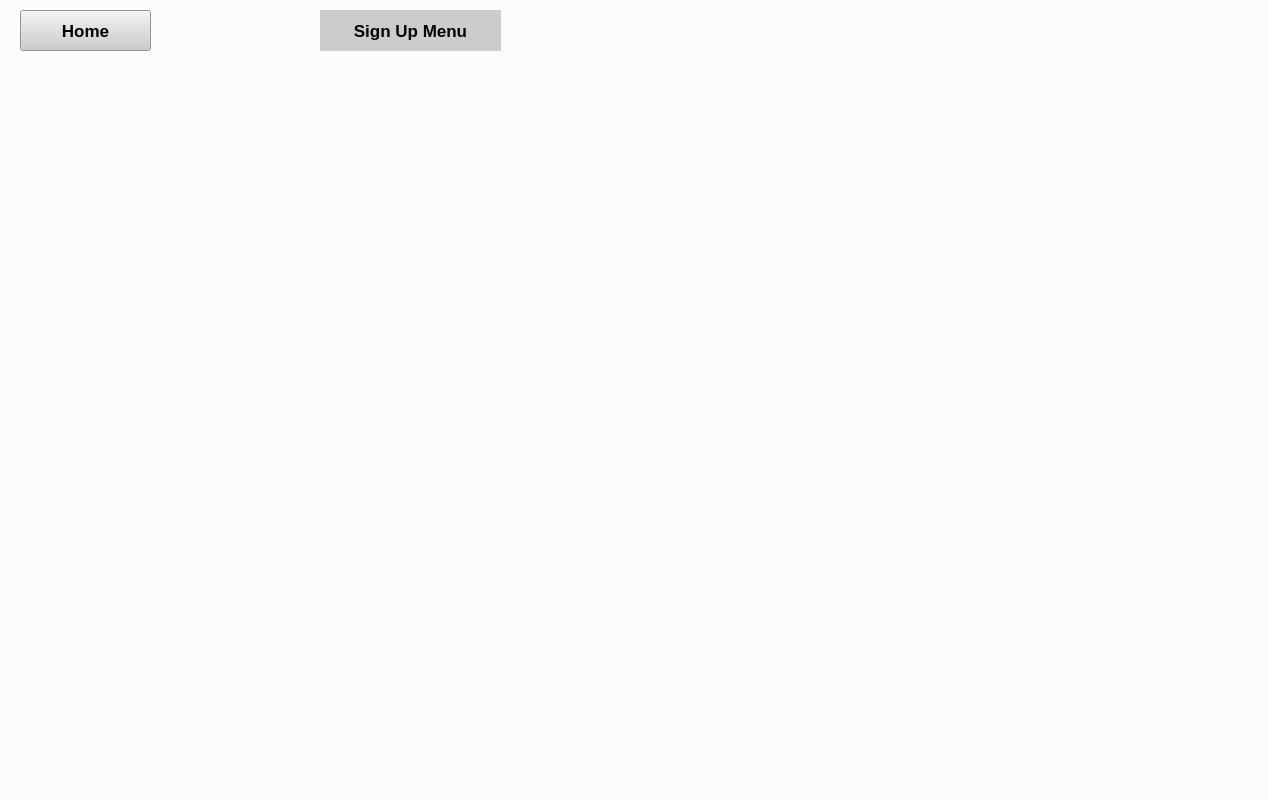
Above: Gui/SignUpWidget.ui from havebridge/BananaNet before the change. Below: the same form after it.
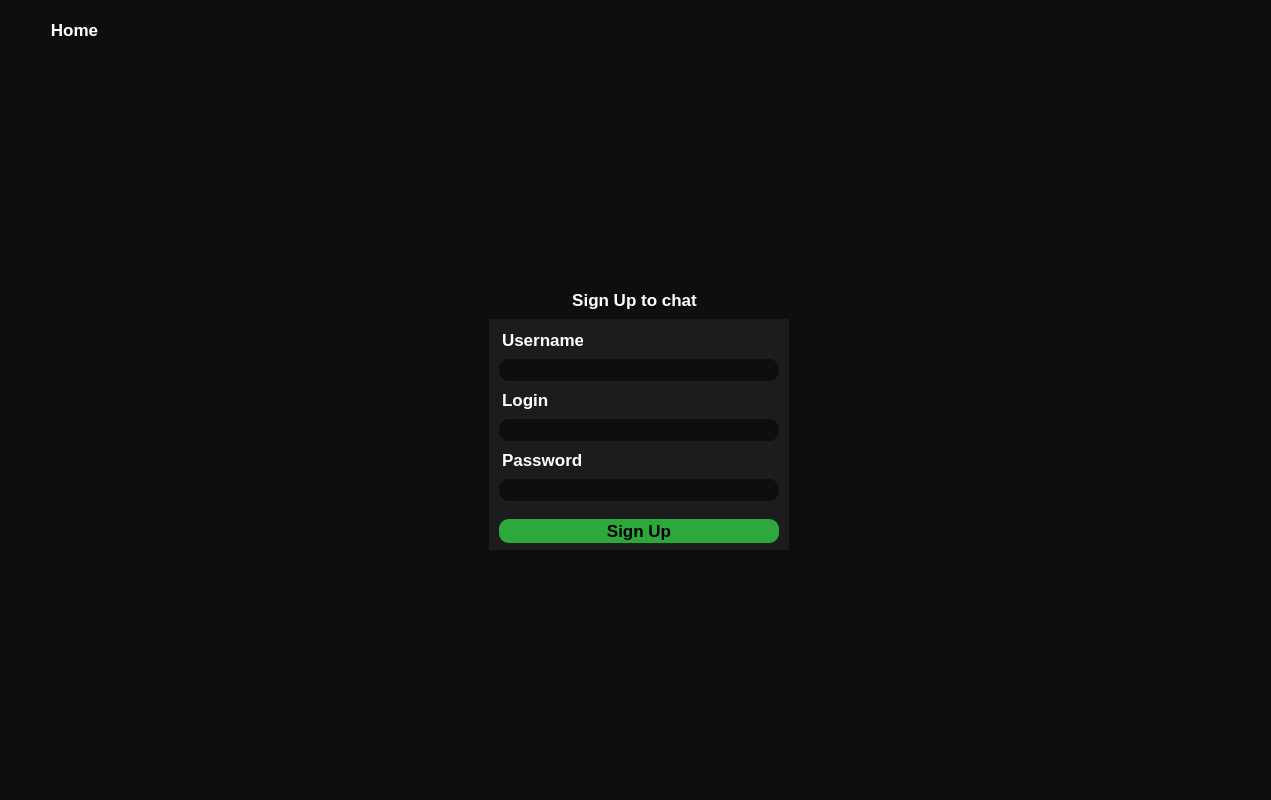
That is the form after the change.

Patch:
```diff
--- a/Gui/SignUpWidget.ui
+++ b/Gui/SignUpWidget.ui
@@ -6,7 +6,7 @@
    <rect>
     <x>0</x>
     <y>0</y>
-    <width>1268</width>
+    <width>1271</width>
     <height>800</height>
    </rect>
   </property>
@@ -14,13 +14,26 @@
    <string>SignUpWidget</string>
   </property>
   <property name="styleSheet">
-   <string notr="true">background-color: rgba(252,252,252,255)</string>
+   <string notr="true"/>
+  </property>
+  <widget class="QStackedWidget" name="stackedWidget">
+   <property name="geometry">
+    <rect>
+     <x>-11</x>
+     <y>-11</y>
+     <width>1291</width>
+     <height>821</height>
+    </rect>
+   </property>
+   <widget class="QWidget" name="page">
+    <property name="styleSheet">
+     <string notr="true">background-color: rgba(14,14,14,255);</string>
   </property>
   <widget class="QPushButton" name="HomeButton">
    <property name="geometry">
     <rect>
      <x>20</x>
-     <y>10</y>
+       <y>20</y>
      <width>131</width>
      <height>41</height>
     </rect>
@@ -33,19 +46,150 @@
     </font>
    </property>
    <property name="styleSheet">
-    <string notr="true">background-color: #CCCCCC;</string>
+      <string notr="true">background-color: rgba(255, 255, 255, 0); 
+border: none; 
+color: white
+</string>
    </property>
    <property name="text">
     <string>Home</string>
    </property>
   </widget>
-  <widget class="QLabel" name="label">
+    <widget class="QWidget" name="widget_4" native="true">
    <property name="geometry">
     <rect>
-     <x>320</x>
+       <x>500</x>
+       <y>330</y>
+       <width>300</width>
+       <height>231</height>
+      </rect>
+     </property>
+     <property name="styleSheet">
+      <string notr="true">background-color: rgba(28,28,28,255);
+</string>
+     </property>
+     <widget class="QLabel" name="label_10">
+      <property name="geometry">
+       <rect>
+        <x>13</x>
+        <y>130</y>
+        <width>101</width>
+        <height>21</height>
+       </rect>
+      </property>
+      <property name="font">
+       <font>
+        <family>Arial</family>
+        <pointsize>13</pointsize>
+        <bold>true</bold>
+       </font>
+      </property>
+      <property name="styleSheet">
+       <string notr="true">color: white;
+</string>
+      </property>
+      <property name="text">
+       <string>Password</string>
+      </property>
+      <property name="alignment">
+       <set>Qt::AlignLeading|Qt::AlignLeft|Qt::AlignVCenter</set>
+      </property>
+     </widget>
+     <widget class="QLabel" name="label_11">
+      <property name="geometry">
+       <rect>
+        <x>13</x>
+        <y>70</y>
+        <width>81</width>
+        <height>21</height>
+       </rect>
+      </property>
+      <property name="font">
+       <font>
+        <family>Arial</family>
+        <pointsize>13</pointsize>
+        <bold>true</bold>
+       </font>
+      </property>
+      <property name="styleSheet">
+       <string notr="true">color: white;
+</string>
+      </property>
+      <property name="text">
+       <string>Login</string>
+      </property>
+      <property name="alignment">
+       <set>Qt::AlignLeading|Qt::AlignLeft|Qt::AlignVCenter</set>
+      </property>
+     </widget>
+     <widget class="QLineEdit" name="LoginLineEdit">
+      <property name="geometry">
+       <rect>
+        <x>10</x>
+        <y>100</y>
+        <width>280</width>
+        <height>22</height>
+       </rect>
+      </property>
+      <property name="font">
+       <font>
+        <family>Arial</family>
+        <pointsize>13</pointsize>
+        <bold>true</bold>
+       </font>
+      </property>
+      <property name="styleSheet">
+       <string notr="true">background-color: rgba(14,14,14,255);
+color: white;
+border-radius: 10px;</string>
+      </property>
+     </widget>
+     <widget class="QLineEdit" name="PasswordLineEdit">
+      <property name="geometry">
+       <rect>
+        <x>10</x>
+        <y>160</y>
+        <width>280</width>
+        <height>22</height>
+       </rect>
+      </property>
+      <property name="styleSheet">
+       <string notr="true">background-color: rgba(14,14,14,255);
+color: white;
+border-radius: 10px;</string>
+      </property>
+     </widget>
+     <widget class="QPushButton" name="SignUpToButton">
+      <property name="geometry">
+       <rect>
+        <x>10</x>
+        <y>200</y>
+        <width>280</width>
+        <height>24</height>
+       </rect>
+      </property>
+      <property name="font">
+       <font>
+        <family>Arial</family>
+        <pointsize>13</pointsize>
+        <bold>true</bold>
+       </font>
+      </property>
+      <property name="styleSheet">
+       <string notr="true">background-color: rgb(44,168,60);
+border-radius: 10px;</string>
+      </property>
+      <property name="text">
+       <string>Sign Up</string>
+      </property>
+     </widget>
+     <widget class="QLabel" name="label_13">
+      <property name="geometry">
+       <rect>
+        <x>13</x>
      <y>10</y>
-     <width>181</width>
-     <height>41</height>
+        <width>81</width>
+        <height>21</height>
     </rect>
    </property>
    <property name="font">
@@ -56,14 +200,67 @@
     </font>
    </property>
    <property name="styleSheet">
-    <string notr="true">background-color: #CCCCCC;</string>
+       <string notr="true">color: white;
+</string>
    </property>
    <property name="text">
-    <string>Sign Up Menu</string>
+       <string>Username</string>
+      </property>
+      <property name="alignment">
+       <set>Qt::AlignLeading|Qt::AlignLeft|Qt::AlignVCenter</set>
+      </property>
+     </widget>
+     <widget class="QLineEdit" name="UsernameLineEdit">
+      <property name="geometry">
+       <rect>
+        <x>10</x>
+        <y>40</y>
+        <width>280</width>
+        <height>22</height>
+       </rect>
+      </property>
+      <property name="font">
+       <font>
+        <family>Arial</family>
+        <pointsize>13</pointsize>
+        <bold>true</bold>
+       </font>
+      </property>
+      <property name="styleSheet">
+       <string notr="true">background-color: rgba(14,14,14,255);
+color: white;
+border-radius: 10px;</string>
+      </property>
+     </widget>
+    </widget>
+    <widget class="QLabel" name="label_12">
+     <property name="geometry">
+      <rect>
+       <x>565</x>
+       <y>300</y>
+       <width>161</width>
+       <height>21</height>
+      </rect>
+     </property>
+     <property name="font">
+      <font>
+       <family>Arial</family>
+       <pointsize>13</pointsize>
+       <bold>true</bold>
+      </font>
+     </property>
+     <property name="styleSheet">
+      <string notr="true">color: white;
+</string>
+     </property>
+     <property name="text">
+      <string>Sign Up to chat</string>
    </property>
    <property name="alignment">
     <set>Qt::AlignCenter</set>
    </property>
+    </widget>
+   </widget>
   </widget>
  </widget>
  <layoutdefault spacing="6" margin="11"/>
```
Lines whose indentation alone changed are shown as unchanged.
